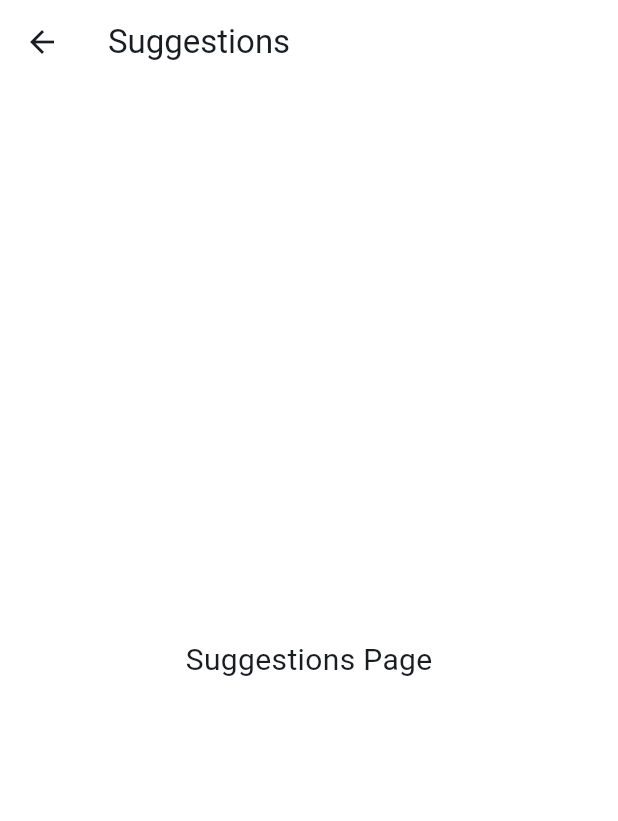
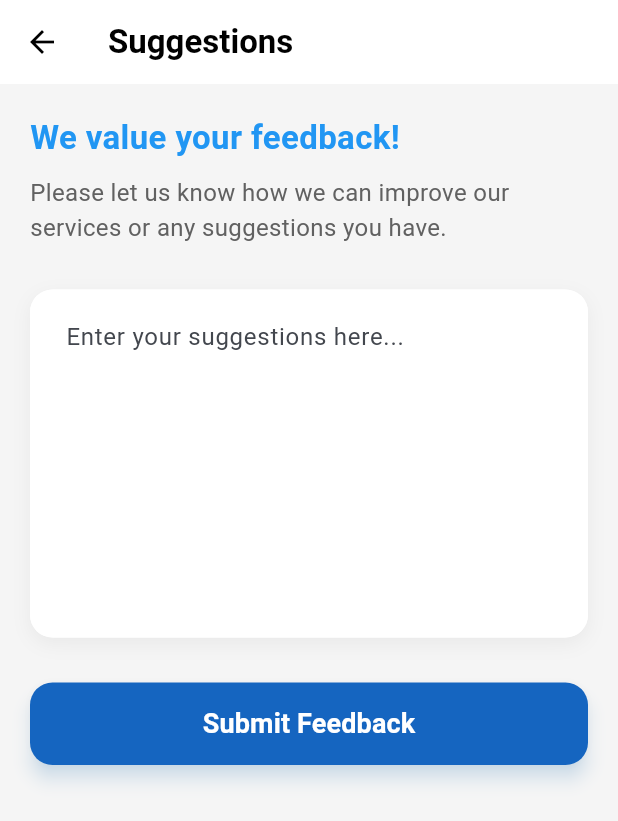
Before and after one commit to balnavroop1212/greivance_project, a Flutter app: the SuggestionsPage screen opened directly, on a phone screen of 412 x 824 dp. Shown: the top 821 px of the screen. Run offline on Flutter 3.47's test engine with Material 3 defaults, Android fonts, the phone set to English and light mode, and no system bars; our stand-ins replace cloud_firestore, firebase_core; accounts and stored records are empty.

Commit message:
added suggestion page and tab

```diff
--- a/lib/screens/home_page.dart
+++ b/lib/screens/home_page.dart
@@ -2,6 +2,7 @@ import 'package:flutter/material.dart';
 import 'complaint.dart';
 import 'history.dart';
 import 'profile.dart';
+import 'suggestions_page.dart';
 
 class HomePage extends StatelessWidget {
   final String userName;
@@ -114,6 +115,19 @@ class HomePage extends StatelessWidget {
                   );
                 },
               ),
+              const SizedBox(height: 20),
+              _buildTab(
+                context,
+                title: 'Suggestions',
+                subtitle: 'Provide feedback or suggestions',
+                icon: Icons.lightbulb_outline_rounded,
+                onTap: () {
+                  Navigator.push(
+                    context,
+                    MaterialPageRoute(builder: (context) => const SuggestionsPage()),
+                  );
+                },
+              ),
             ],
           ),
         ),
--- a/lib/screens/suggestions_page.dart
+++ b/lib/screens/suggestions_page.dart
@@ -1,16 +1,133 @@
 import 'package:flutter/material.dart';
-class SuggestionsPage extends StatelessWidget {
+
+class SuggestionsPage extends StatefulWidget {
   const SuggestionsPage({super.key});
+
   @override
-    Widget build(BuildContext context){
+  State<SuggestionsPage> createState() => _SuggestionsPageState();
+}
+
+class _SuggestionsPageState extends State<SuggestionsPage> {
+  final _formKey = GlobalKey<FormState>();
+  final TextEditingController _feedbackController = TextEditingController();
+
+  @override
+  void dispose() {
+    _feedbackController.dispose();
+    super.dispose();
+  }
+
+  @override
+  Widget build(BuildContext context) {
     return Scaffold(
+      backgroundColor: Colors.grey[100],
       appBar: AppBar(
-            title: const Text("Suggestions"),
+        title: const Text(
+          "Suggestions",
+          style: TextStyle(fontWeight: FontWeight.bold, color: Colors.black),
         ),
-          body:const Center(
-            child: Text(
-                "Suggestions Page",
-                style:TextStyle(fontSize:20),
+        backgroundColor: Colors.white,
+        elevation: 0,
+        iconTheme: const IconThemeData(color: Colors.black),
+      ),
+      body: SingleChildScrollView(
+        padding: const EdgeInsets.all(20.0),
+        child: Column(
+          crossAxisAlignment: CrossAxisAlignment.start,
+          children: [
+            const Text(
+              "We value your feedback!",
+              style: TextStyle(
+                fontSize: 22,
+                fontWeight: FontWeight.bold,
+                color: Colors.blue,
+              ),
+            ),
+            const SizedBox(height: 10),
+            Text(
+              "Please let us know how we can improve our services or any suggestions you have.",
+              style: TextStyle(
+                fontSize: 16,
+                color: Colors.grey[700],
+              ),
+            ),
+            const SizedBox(height: 30),
+            Form(
+              key: _formKey,
+              child: Column(
+                children: [
+                  Container(
+                    decoration: BoxDecoration(
+                      color: Colors.white,
+                      borderRadius: BorderRadius.circular(15),
+                      boxShadow: [
+                        BoxShadow(
+                          color: Colors.black.withOpacity(0.05),
+                          blurRadius: 10,
+                          offset: const Offset(0, 4),
+                        ),
+                      ],
+                    ),
+                    child: TextFormField(
+                      controller: _feedbackController,
+                      maxLines: 8,
+                      decoration: InputDecoration(
+                        hintText: "Enter your suggestions here...",
+                        border: OutlineInputBorder(
+                          borderRadius: BorderRadius.circular(15),
+                          borderSide: BorderSide.none,
+                        ),
+                        contentPadding: const EdgeInsets.all(20),
+                        fillColor: Colors.white,
+                        filled: true,
+                      ),
+                      validator: (value) {
+                        if (value == null || value.trim().isEmpty) {
+                          return 'Please enter some text';
+                        }
+                        return null;
+                      },
+                    ),
+                  ),
+                  const SizedBox(height: 30),
+                  SizedBox(
+                    width: double.infinity,
+                    height: 55,
+                    child: ElevatedButton(
+                      onPressed: () {
+                        if (_formKey.currentState!.validate()) {
+                          // Process the suggestion
+                          ScaffoldMessenger.of(context).showSnackBar(
+                            const SnackBar(
+                              content: Text('Thank you for your suggestion!'),
+                              backgroundColor: Colors.green,
+                            ),
+                          );
+                          _feedbackController.clear();
+                        }
+                      },
+                      style: ElevatedButton.styleFrom(
+                        backgroundColor: Colors.blue.shade800,
+                        foregroundColor: Colors.white,
+                        shape: RoundedRectangleBorder(
+                          borderRadius: BorderRadius.circular(15),
+                        ),
+                        elevation: 5,
+                        shadowColor: Colors.blue.withOpacity(0.3),
+                      ),
+                      child: const Text(
+                        "Submit Feedback",
+                        style: TextStyle(
+                          fontSize: 18,
+                          fontWeight: FontWeight.bold,
+                        ),
+                      ),
+                    ),
+                  ),
+                ],
+              ),
+            ),
+          ],
         ),
       ),
     );
```
Lines whose indentation alone changed are shown as unchanged.
